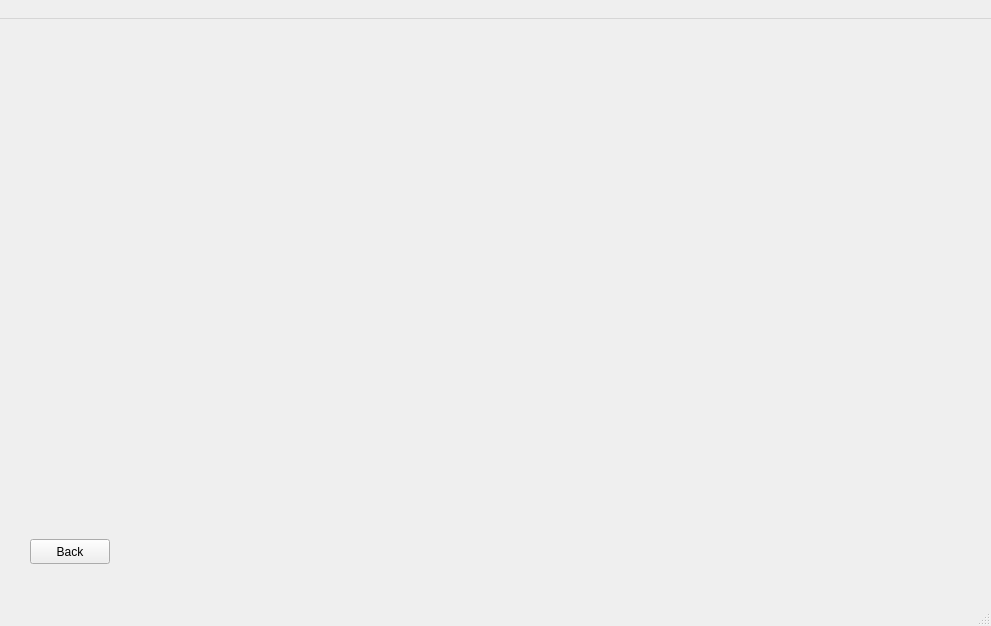
Qt form test_builds/test_arzi/arzi.ui (SpaceCatMonster/NG_2021_Arzi_Archiver) before a commit.
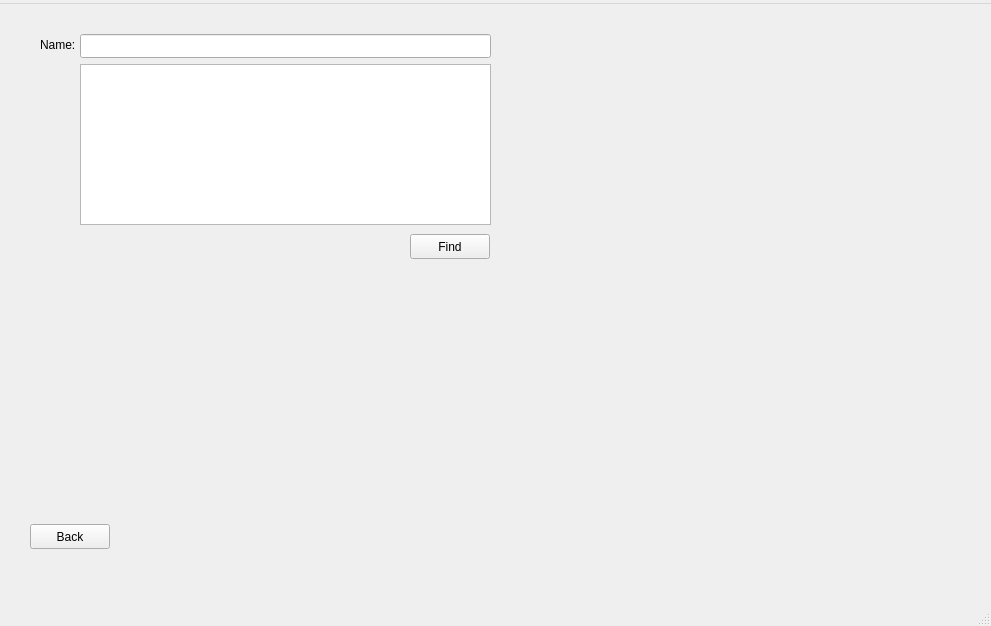
The same form after that commit. The open tabs and pages were chosen to show the change.

Commit message: Choosing files GreenZone/Archivate

```diff
--- a/test_builds/test_arzi/arzi.ui
+++ b/test_builds/test_arzi/arzi.ui
@@ -85,6 +85,52 @@
        <string>Back</string>
       </property>
      </widget>
+     <widget class="QLineEdit" name="e_g_nameofarhive">
+      <property name="geometry">
+       <rect>
+        <x>70</x>
+        <y>20</y>
+        <width>411</width>
+        <height>24</height>
+       </rect>
+      </property>
+     </widget>
+     <widget class="QPushButton" name="b_g_find">
+      <property name="geometry">
+       <rect>
+        <x>400</x>
+        <y>220</y>
+        <width>80</width>
+        <height>25</height>
+       </rect>
+      </property>
+      <property name="text">
+       <string>Find</string>
+      </property>
+     </widget>
+     <widget class="QTextEdit" name="e_g_showWhichFiles">
+      <property name="geometry">
+       <rect>
+        <x>70</x>
+        <y>50</y>
+        <width>411</width>
+        <height>161</height>
+       </rect>
+      </property>
+     </widget>
+     <widget class="QLabel" name="l_name">
+      <property name="geometry">
+       <rect>
+        <x>30</x>
+        <y>10</y>
+        <width>41</width>
+        <height>41</height>
+       </rect>
+      </property>
+      <property name="text">
+       <string>Name:</string>
+      </property>
+     </widget>
     </widget>
     <widget class="QWidget" name="blue_window">
      <widget class="QPushButton" name="b_bback">
@@ -129,7 +175,7 @@
    </property>
    <widget class="QMenu" name="menuArzi">
     <property name="title">
-     <string> </string>
+     <string/>
     </property>
    </widget>
    <addaction name="menuArzi"/>
```
Left out of the diff: 2 changed lines with no effect on the pictures. The commit also changes 2 other files.
